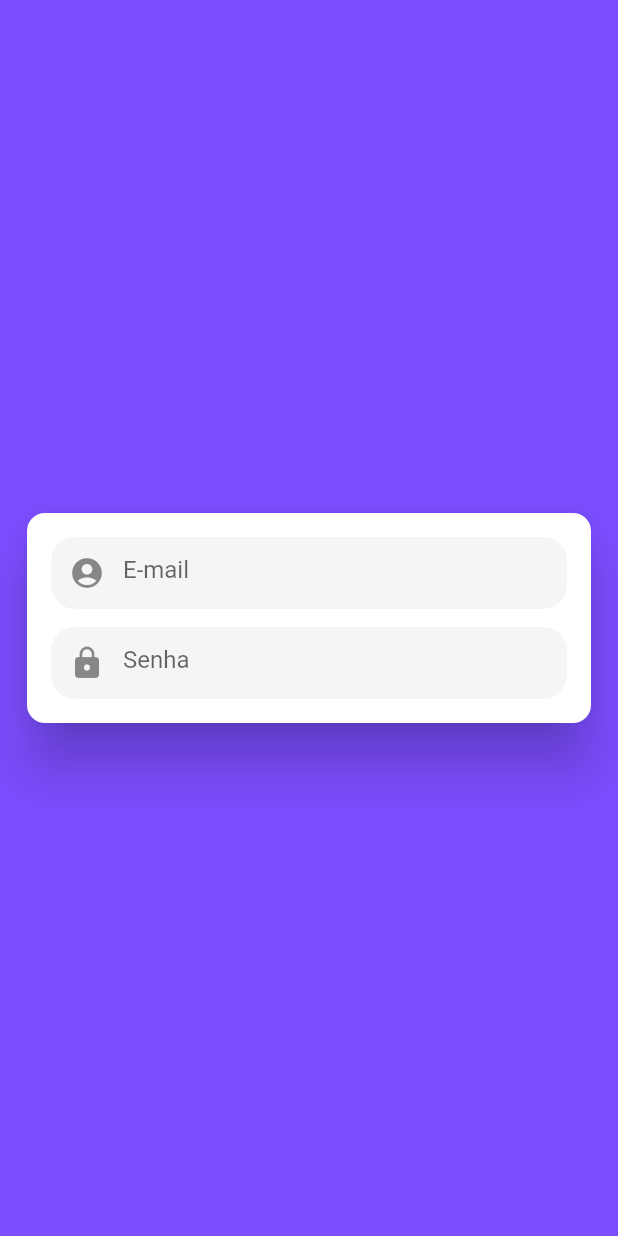
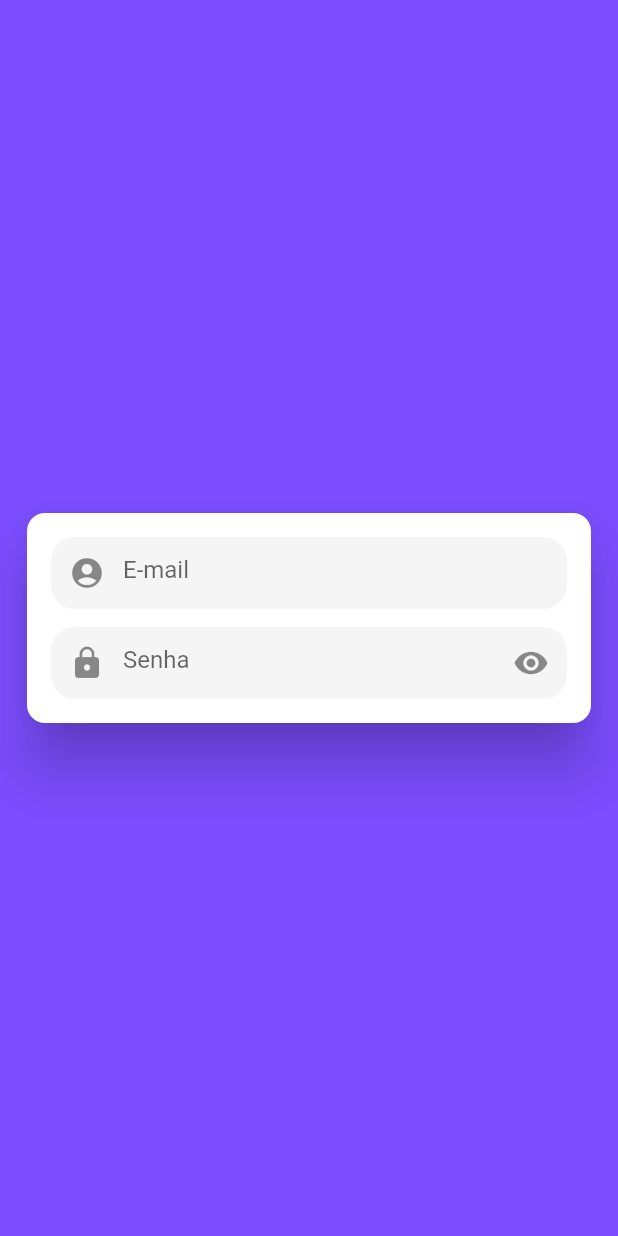
Before and after one commit to isaacscardoso/todolist-flutter-mobx, a Flutter app: the screen it shows after launch, on a phone screen of 412 x 824 dp. Run offline on Flutter 3.47's test engine with Material 2 defaults, Android fonts, the light colour scheme and no system bars.

Commit message:
Implementing the custom button component for the show password button.

```diff
--- /dev/null
+++ b/lib/components/custom_icon_button.dart
@@ -0,0 +1,28 @@
+import 'package:flutter/material.dart';
+
+class CustomIconButton extends StatelessWidget {
+  final double radius;
+  final IconData iconData;
+  final VoidCallback onTap;
+
+  const CustomIconButton({
+    Key? key,
+    required this.radius,
+    required this.iconData,
+    required this.onTap,
+  }) : super(key: key);
+
+  @override
+  Widget build(BuildContext context) {
+    return ClipRRect(
+      borderRadius: BorderRadius.circular(radius),
+      child: Material(
+        color: Colors.transparent,
+        child: InkWell(
+          onTap: onTap,
+          child: Icon(iconData),
+        ),
+      ),
+    );
+  }
+}
--- a/lib/views/login_screen.dart
+++ b/lib/views/login_screen.dart
@@ -1,4 +1,5 @@
 import 'package:flutter/material.dart';
+import 'package:mobx_todo_list/components/custom_icon_button.dart';
 import 'package:mobx_todo_list/components/custom_text_field.dart';
 
 class LoginScreen extends StatefulWidget {
@@ -39,6 +40,11 @@ class _LoginScreenState extends State<LoginScreen> {
                   CustomTextField(
                     hintText: 'Senha',
                     prefix: const Icon(Icons.lock),
+                    suffix: CustomIconButton(
+                      radius: 12,
+                      iconData: Icons.visibility,
+                      onTap: () {},
+                    ),
                     textInputType: TextInputType.visiblePassword,
                     obscure: true,
                     onChanged: (password) {},
```
